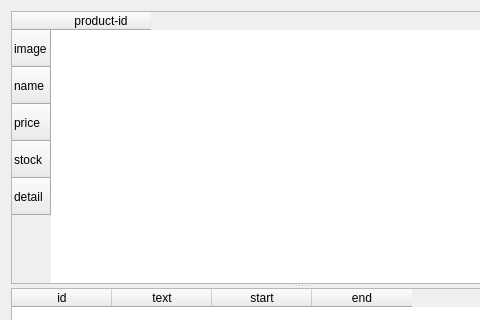
First picture: the form in client/productdialog.ui, repository gitjip/microtrade, before the edit; both pictures show x 0 to 480 and y 0 to 320 of the 600 by 600 pixel window.
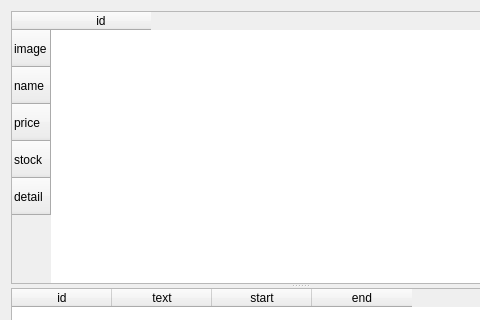
Second picture: the form after the edit.

Diff of the .ui file:
```diff
--- a/client/productdialog.ui
+++ b/client/productdialog.ui
@@ -62,7 +62,7 @@
       </row>
       <column>
        <property name="text">
-        <string>product-id</string>
+        <string>id</string>
        </property>
       </column>
      </widget>
```
Left out of the diff: 2 changed lines with no effect on the pictures.
